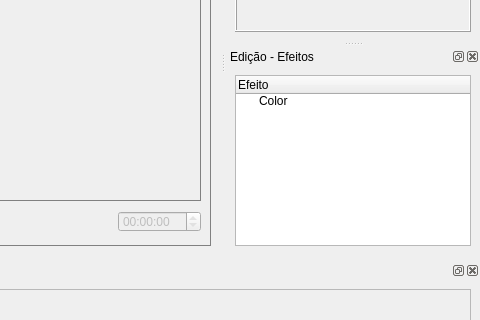
This is DEV/Interface/mfit.ui in fabriciols/m-fit as Qt 5 draws it before an edit; both pictures show x 479 to 959 and y 179 to 499 of the 959 by 662 pixel window. The edited form follows.
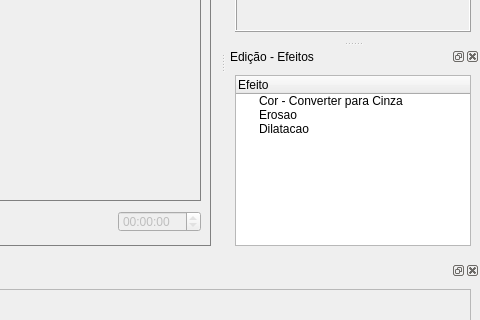
This is the edited form. The open tabs and pages were chosen to show the change. Icons and pictures are not drawn. Custom widgets are drawn as their Qt base class.

```diff
--- a/DEV/Interface/mfit.ui
+++ b/DEV/Interface/mfit.ui
@@ -680,7 +680,17 @@
        </column>
        <item>
         <property name="text" >
-         <string>Color</string>
+         <string>Cor - Converter para Cinza</string>
+        </property>
+       </item>
+       <item>
+        <property name="text" >
+         <string>Erosao</string>
+        </property>
+       </item>
+       <item>
+        <property name="text" >
+         <string>Dilatacao</string>
         </property>
        </item>
       </widget>
```
Left out of the diff: 2 changed lines with no effect on the pictures.
